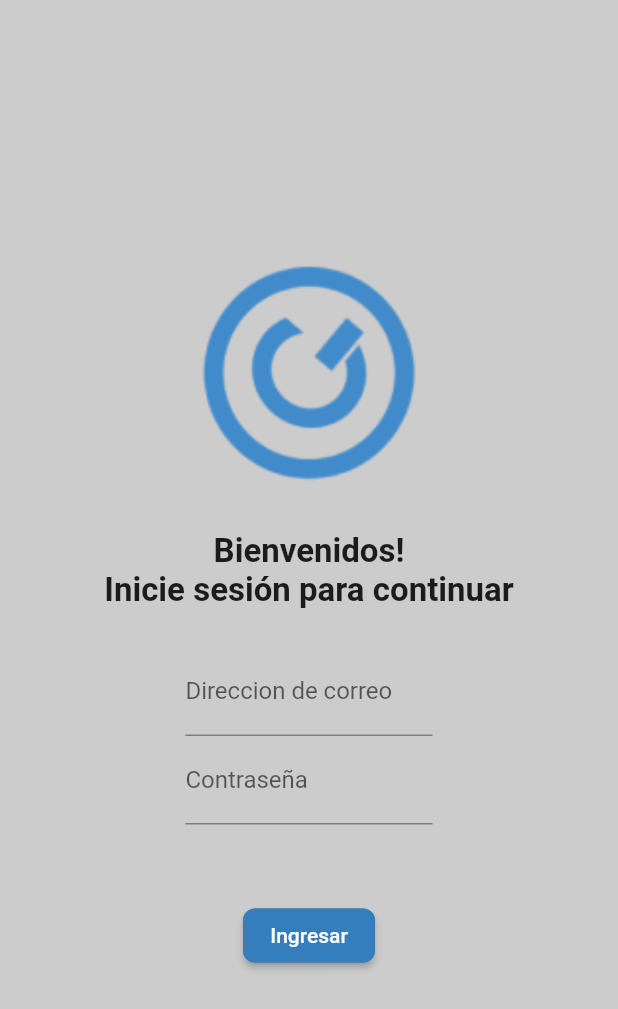
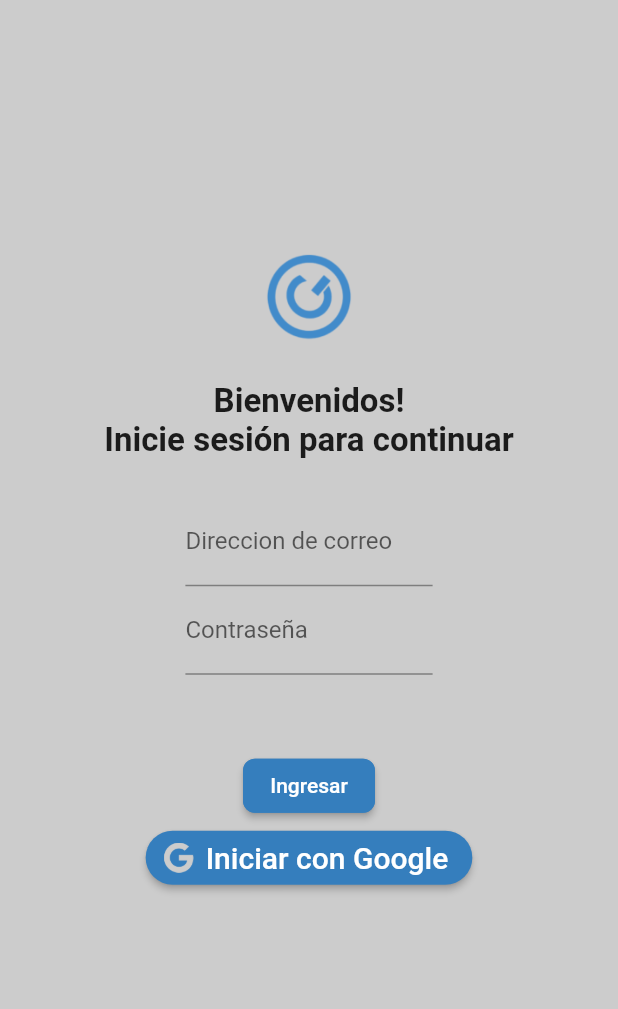
Before and after one commit to spaisariel/proyectos_flutter, a Flutter app: the screen it shows after launch, on a phone screen of 412 x 824 dp. Shown: the top 1009 px of the screen. Run offline on Flutter 3.47's test engine with Material 2 defaults, Android fonts, the phone set to English and light mode, and no system bars; our stand-ins replace charts_flutter, dio, eva_icons_flutter, google_maps_flutter, google_sign_in, rxdart; missing offline and left inert: flutter_barcode_scanner.

Commit message:
12/11/20 login google, mapas, productos, auditoria

```diff
--- a/lib/screens/auditoria_screen.dart
+++ b/lib/screens/auditoria_screen.dart
@@ -144,7 +144,9 @@ class _AuditoriaScreenState extends State<AuditoriaScreen> {
                   onTap: () {
                     // write your code..
                     // MaterialPageRoute(
-                    //   builder: (context) => ProductScreen(unProducto),
+                    //   Esto deberia llevar al detalle de una auditoria
+                    //   con informacion de la misma(Fecha, productos cargados
+                    //   etc)
                     // );
                   },
                 ),
--- a/lib/screens/detalle_auditoria_screen.dart
+++ b/lib/screens/detalle_auditoria_screen.dart
@@ -1,3 +1,6 @@
+//NO SE USA ESTA PANTALLA, UTILIZAR SOLO PARA SACAR REFERENCIAS
+//DE COMO USAR LOS LISTVIEW CON TILES
+
 import 'package:flutter/material.dart';
 import '../style/theme.dart' as Style;
 
--- a/lib/screens/login2_screen.dart
+++ b/lib/screens/login2_screen.dart
@@ -153,10 +153,6 @@ Widget continuarButton(
     color: Style.Colors.mainColor,
     shape: botonRoundedRectangleBorder(),
     child: Text('Continuar', style: TextStyle(color: Colors.white)),
-    // onPressed: () {
-    //   Navigator.push(
-    //       context, MaterialPageRoute(builder: (context) => MenuScreen()));
-    // },
     onPressed: () {
       Navigator.of(context).pushReplacement(new MaterialPageRoute(
           builder: (BuildContext context) => MenuScreen()));
--- a/lib/screens/login_screen.dart
+++ b/lib/screens/login_screen.dart
@@ -1,32 +1,139 @@
 import 'package:flutter/material.dart';
 import 'package:prueba3_git/screens/login2_screen.dart';
+import 'package:prueba3_git/screens/menu_screen.dart';
 import 'package:prueba3_git/style/theme.dart' as Style;
+import 'package:google_sign_in/google_sign_in.dart';
 
-class LoginScreen extends StatelessWidget {
+class LoginScreen extends StatefulWidget {
+  @override
+  _LoginScreenState createState() => _LoginScreenState();
+}
+
+class _LoginScreenState extends State<LoginScreen> {
+  bool _isLoggedIn = false;
+
+  GoogleSignIn _googleSignIn = GoogleSignIn(scopes: ['email']);
+
+  _login() async {
+    try {
+      await _googleSignIn.signIn();
+      setState(() {
+        _isLoggedIn = true;
+      });
+    } catch (error) {
+      print(error);
+    }
+  }
+
+  _logout() {
+    _googleSignIn.signOut();
+    setState(() {
+      _isLoggedIn = false;
+    });
+  }
+
   Widget build(BuildContext context) {
     return Scaffold(
       backgroundColor: Style.Colors.secondColor,
       body: SingleChildScrollView(
         padding: EdgeInsets.only(top: MediaQuery.of(context).size.height * 0.2),
         child: Center(
-            child: Column(
+          child: Container(
+            child: _isLoggedIn
+                ? Column(
                     mainAxisAlignment: MainAxisAlignment.end,
+                    children: <Widget>[
+                      Text(
+                        'Bienvenido!',
+                        style: TextStyle(
+                            fontWeight: FontWeight.bold, fontSize: 22),
+                      ),
+                      Text(
+                        _googleSignIn.currentUser.displayName,
+                        style: TextStyle(
+                            fontWeight: FontWeight.normal, fontSize: 22),
+                      ),
+                      SizedBox(height: 25),
+                      (_googleSignIn.currentUser.photoUrl == null)
+                          ? Image.asset('lib/assets/no_photo.png',
+                              height: 100, width: 100)
+                          : NetworkImage(_googleSignIn.currentUser.photoUrl),
+                      SizedBox(height: 25),
+                      Row(
+                        mainAxisAlignment: MainAxisAlignment.center,
+                        children: [
+                          Text(
+                            'Sucursal ',
+                            style: TextStyle(fontSize: 20),
+                          ),
+                          ComboBoxSucursalWidget()
+                        ],
+                      ),
+                      Row(
+                        mainAxisAlignment: MainAxisAlignment.center,
+                        children: [
+                          Text(
+                            'Deposito ',
+                            style: TextStyle(fontSize: 20),
+                          ),
+                          ComboBoxDepositoWidget(),
+                        ],
+                      ),
+                      SizedBox(height: 15),
+                      selecionarComercio(),
+                      SizedBox(height: 25),
+                      RaisedButton(
+                        child: Text('Continuar',
+                            style: TextStyle(color: Colors.white)),
+                        color: Style.Colors.mainColor,
+                        shape: RoundedRectangleBorder(
+                          borderRadius: new BorderRadius.circular(8.0),
+                          side: BorderSide(color: Style.Colors.mainColor),
+                        ),
+                        onPressed: () {
+                          Navigator.of(context).pushReplacement(
+                              new MaterialPageRoute(
+                                  builder: (BuildContext context) =>
+                                      MenuScreen()));
+                        },
+                      ),
+                      RaisedButton.icon(
+                          color: Style.Colors.mainColor,
+                          shape:
+                              Style.Shapes.botonGrandeRoundedRectangleBorder(),
+                          onPressed: () {
+                            _logout();
+                          },
+                          icon: Image.asset('lib/assets/g logo.png',
+                              height: 20,
+                              width: 20,
+                              color: Style.Colors.secondColor),
+                          label: Text(
+                            'Logout de Google',
+                            style: TextStyle(color: Colors.white, fontSize: 20),
+                          )),
+                    ],
+                  )
+                : Column(
                     children: [
                       Container(
                         child: new Image.asset(
                           'lib/assets/favicon.png',
-                height: MediaQuery.of(context).size.height * 0.2,
-                fit: BoxFit.cover,
+                          height: 65,
+                          //height: MediaQuery.of(context).size.height * 0.1,
+                          //fit: BoxFit.cover,
                         ),
                       ),
                       SizedBox(height: 25),
                       Text(
                         'Bienvenidos!',
-              style: TextStyle(fontWeight: FontWeight.bold, fontSize: 22),
+                        style: TextStyle(
+                            fontWeight: FontWeight.bold, fontSize: 22),
                       ),
                       Text(
                         'Inicie sesión para continuar',
-              style: TextStyle(fontWeight: FontWeight.bold, fontSize: 22),
+                        style: TextStyle(
+                            fontWeight: FontWeight.bold, fontSize: 22),
                       ),
                       SizedBox(
                         height: 25,
@@ -37,8 +144,25 @@ class LoginScreen extends StatelessWidget {
                         height: 50,
                       ),
                       botonLogin(),
+                      RaisedButton.icon(
+                          color: Style.Colors.mainColor,
+                          shape:
+                              Style.Shapes.botonGrandeRoundedRectangleBorder(),
+                          onPressed: () {
+                            _login();
+                          },
+                          icon: Image.asset('lib/assets/g logo.png',
+                              height: 20,
+                              width: 20,
+                              color: Style.Colors.secondColor),
+                          label: Text(
+                            'Iniciar con Google',
+                            style: TextStyle(color: Colors.white, fontSize: 20),
+                          )),
                     ],
-        )),
+                  ),
+          ),
+        ),
       ),
     );
   }
--- a/lib/screens/product_screen.dart
+++ b/lib/screens/product_screen.dart
@@ -63,8 +63,8 @@ class _ProductScreenState extends State<ProductScreen> {
   }
 
   Widget _buildHomeWidget(ProductResponse data) {
-    //List<Product> unProducto = data.products;
     Product unProducto = data.products[0];
+    // ignore: unused_local_variable
     List<Product> productoSucursal = data.products;
 
     return MaterialApp(
--- a/lib/screens/user_screen.dart
+++ b/lib/screens/user_screen.dart
@@ -5,6 +5,7 @@ import 'package:prueba3_git/models/user_response.dart';
 import 'package:prueba3_git/screens/login2_screen.dart';
 import 'package:prueba3_git/screens/login_screen.dart';
 import 'package:prueba3_git/style/theme.dart' as Style;
+import 'package:google_sign_in/google_sign_in.dart';
 
 class UserScreen extends StatefulWidget {
   @override
@@ -22,6 +23,9 @@ class _UserScreenState extends State<UserScreen> {
     Navigator.of(context).pushAndRemoveUntil(
         MaterialPageRoute(builder: (c) => LoginScreen()), (r) => false);
   }
+
+  GoogleSignIn _googleSignIn = GoogleSignIn(scopes: ['email']);
+  //String userName = _googleSignIn.currentUser.displayName;
 
   @override
   Widget build(BuildContext context) {
--- a/pubspec.yaml
+++ b/pubspec.yaml
@@ -36,6 +36,8 @@ dependencies:
   lazy_load_scrollview:
   charts_flutter:
   google_maps_flutter:
+  google_sign_in:
+
 dev_dependencies:
   flutter_test:
     sdk: flutter
```
Also changed, not shown: lib/assets/g logo.png (added), lib/assets/no_photo.png (added), pubspec.lock, 3 other files. Lines whose indentation alone changed are shown as unchanged.
